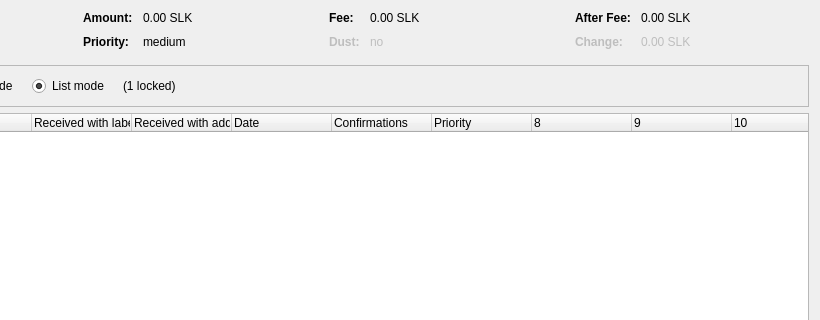
Old version of the form src/qt/forms/coincontroldialog.ui in the repository duality-solutions/Sequence; both pictures show x 180 to 1000 and y 0 to 320 of the 1000 by 500 pixel window.
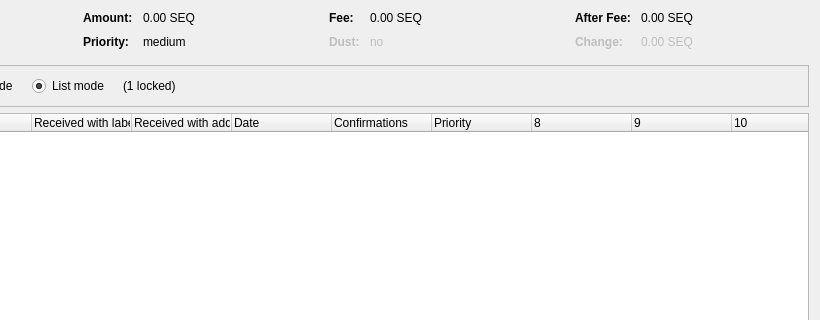
New version of the form. Custom widgets are drawn as their Qt base class.

What changed in the file:
```diff
--- a/src/qt/forms/coincontroldialog.ui
+++ b/src/qt/forms/coincontroldialog.ui
@@ -132,7 +132,7 @@
           <enum>Qt::ActionsContextMenu</enum>
          </property>
          <property name="text">
-          <string notr="true">0.00 SLK</string>
+          <string notr="true">0.00 SEQ</string>
          </property>
          <property name="textInteractionFlags">
           <set>Qt::LinksAccessibleByMouse|Qt::TextSelectableByKeyboard|Qt::TextSelectableByMouse</set>
@@ -206,7 +206,7 @@
           <enum>Qt::ActionsContextMenu</enum>
          </property>
          <property name="text">
-          <string notr="true">0.00 SLK</string>
+          <string notr="true">0.00 SEQ</string>
          </property>
          <property name="textInteractionFlags">
           <set>Qt::LinksAccessibleByMouse|Qt::TextSelectableByKeyboard|Qt::TextSelectableByMouse</set>
@@ -286,7 +286,7 @@
           <enum>Qt::ActionsContextMenu</enum>
          </property>
          <property name="text">
-          <string notr="true">0.00 SLK</string>
+          <string notr="true">0.00 SEQ</string>
          </property>
          <property name="textInteractionFlags">
           <set>Qt::LinksAccessibleByMouse|Qt::TextSelectableByKeyboard|Qt::TextSelectableByMouse</set>
@@ -321,7 +321,7 @@
           <enum>Qt::ActionsContextMenu</enum>
          </property>
          <property name="text">
-          <string notr="true">0.00 SLK</string>
+          <string notr="true">0.00 SEQ</string>
          </property>
          <property name="textInteractionFlags">
           <set>Qt::LinksAccessibleByMouse|Qt::TextSelectableByKeyboard|Qt::TextSelectableByMouse</set>
```
